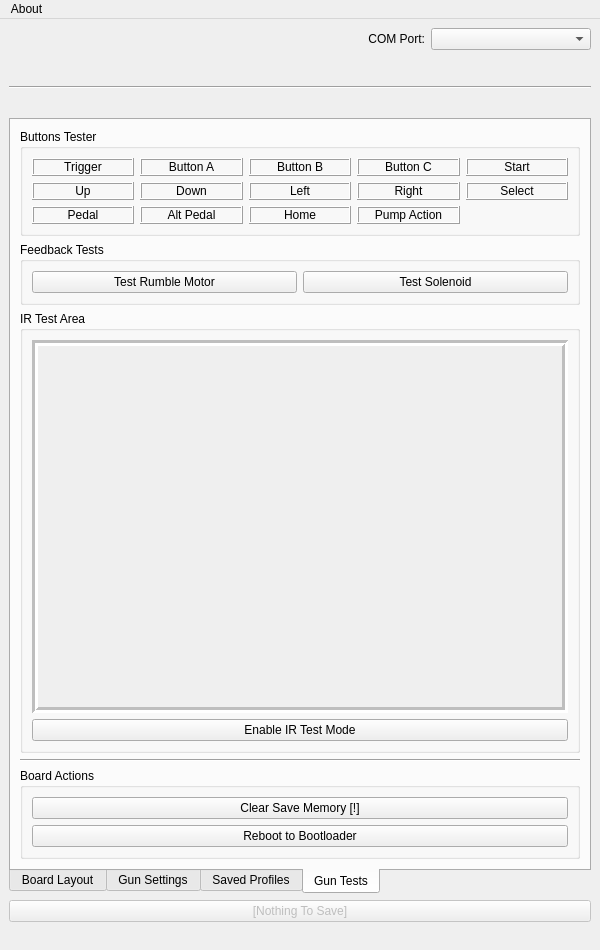
Before: the Qt Designer form guiwindow.ui in TeamOpenFIRE/OpenFIRE-App, drawn with Qt 5.
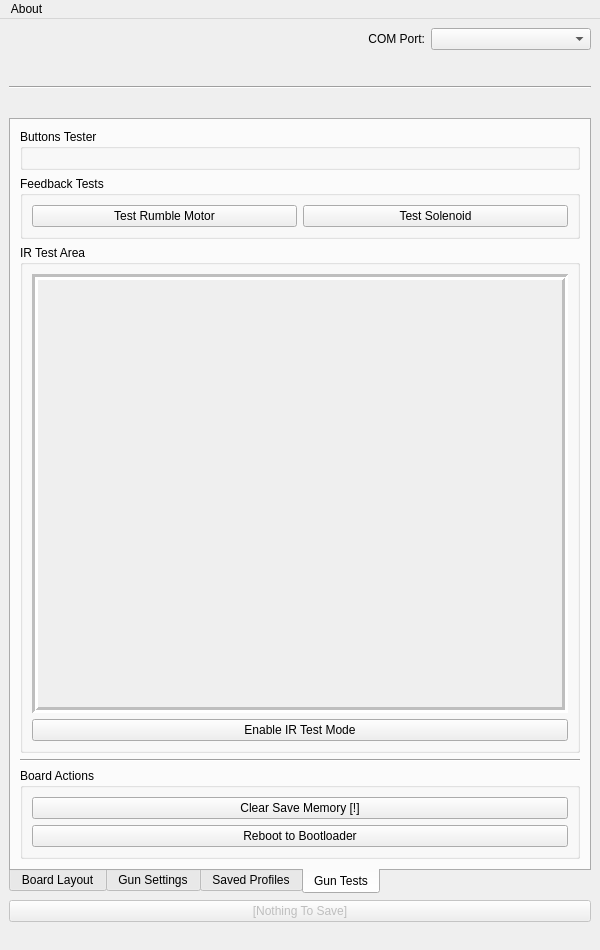
After: the same form once the commit is applied. The open tabs and pages were chosen to show the change. Icons and pictures are not drawn.

Commit message:
Ordering fixes, test tab changes
Disabled buttons are now shown as disabled upon load/save.
Temperature sensor and analog stick are now shown in test tab.
Temp sensor will update temperature when temp update is received, and the color will reflect that (green for good, orange for warning, red for danger).
Analog stick will update with loose relative position when it receives an analog update, represented by an arrow unicode glyph.

```diff
--- a/guiwindow.ui
+++ b/guiwindow.ui
@@ -1053,286 +1053,7 @@
           <property name="title">
            <string>Buttons Tester</string>
           </property>
-          <layout class="QGridLayout" name="gridLayout">
-           <item row="1" column="3">
-            <widget class="QLabel" name="btnGunRightLabel">
-             <property name="frameShape">
-              <enum>QFrame::Shape::Box</enum>
-             </property>
-             <property name="frameShadow">
-              <enum>QFrame::Shadow::Raised</enum>
-             </property>
-             <property name="text">
-              <string>Right</string>
-             </property>
-             <property name="textFormat">
-              <enum>Qt::TextFormat::RichText</enum>
-             </property>
-             <property name="alignment">
-              <set>Qt::AlignCenter</set>
-             </property>
-            </widget>
-           </item>
-           <item row="0" column="1">
-            <widget class="QLabel" name="btnALabel">
-             <property name="frameShape">
-              <enum>QFrame::Shape::Box</enum>
-             </property>
-             <property name="frameShadow">
-              <enum>QFrame::Shadow::Raised</enum>
-             </property>
-             <property name="text">
-              <string>Button A</string>
-             </property>
-             <property name="textFormat">
-              <enum>Qt::TextFormat::RichText</enum>
-             </property>
-             <property name="alignment">
-              <set>Qt::AlignCenter</set>
-             </property>
-            </widget>
-           </item>
-           <item row="1" column="0">
-            <widget class="QLabel" name="btnGunUpLabel">
-             <property name="frameShape">
-              <enum>QFrame::Shape::Box</enum>
-             </property>
-             <property name="frameShadow">
-              <enum>QFrame::Shadow::Raised</enum>
-             </property>
-             <property name="text">
-              <string>Up</string>
-             </property>
-             <property name="textFormat">
-              <enum>Qt::TextFormat::RichText</enum>
-             </property>
-             <property name="alignment">
-              <set>Qt::AlignCenter</set>
-             </property>
-             <property name="margin">
-              <number>5</number>
-             </property>
-            </widget>
-           </item>
-           <item row="0" column="3">
-            <widget class="QLabel" name="btnCLabel">
-             <property name="frameShape">
-              <enum>QFrame::Shape::Box</enum>
-             </property>
-             <property name="frameShadow">
-              <enum>QFrame::Shadow::Raised</enum>
-             </property>
-             <property name="text">
-              <string>Button C</string>
-             </property>
-             <property name="textFormat">
-              <enum>Qt::TextFormat::RichText</enum>
-             </property>
-             <property name="alignment">
-              <set>Qt::AlignCenter</set>
-             </property>
-            </widget>
-           </item>
-           <item row="0" column="0">
-            <widget class="QLabel" name="btnTriggerLabel">
-             <property name="enabled">
-              <bool>true</bool>
-             </property>
-             <property name="frameShape">
-              <enum>QFrame::Shape::Box</enum>
-             </property>
-             <property name="frameShadow">
-              <enum>QFrame::Shadow::Raised</enum>
-             </property>
-             <property name="text">
-              <string>Trigger</string>
-             </property>
-             <property name="textFormat">
-              <enum>Qt::TextFormat::RichText</enum>
-             </property>
-             <property name="alignment">
-              <set>Qt::AlignCenter</set>
-             </property>
-             <property name="margin">
-              <number>5</number>
-             </property>
-            </widget>
-           </item>
-           <item row="1" column="2">
-            <widget class="QLabel" name="btnGunLeftLabel">
-             <property name="frameShape">
-              <enum>QFrame::Shape::Box</enum>
-             </property>
-             <property name="frameShadow">
-              <enum>QFrame::Shadow::Raised</enum>
-             </property>
-             <property name="text">
-              <string>Left</string>
-             </property>
-             <property name="textFormat">
-              <enum>Qt::TextFormat::RichText</enum>
-             </property>
-             <property name="alignment">
-              <set>Qt::AlignCenter</set>
-             </property>
-            </widget>
-           </item>
-           <item row="1" column="1">
-            <widget class="QLabel" name="btnGunDownLabel">
-             <property name="frameShape">
-              <enum>QFrame::Shape::Box</enum>
-             </property>
-             <property name="frameShadow">
-              <enum>QFrame::Shadow::Raised</enum>
-             </property>
-             <property name="text">
-              <string>Down</string>
-             </property>
-             <property name="textFormat">
-              <enum>Qt::TextFormat::RichText</enum>
-             </property>
-             <property name="alignment">
-              <set>Qt::AlignCenter</set>
-             </property>
-            </widget>
-           </item>
-           <item row="0" column="2">
-            <widget class="QLabel" name="btnBLabel">
-             <property name="frameShape">
-              <enum>QFrame::Shape::Box</enum>
-             </property>
-             <property name="frameShadow">
-              <enum>QFrame::Shadow::Raised</enum>
-             </property>
-             <property name="text">
-              <string>Button B</string>
-             </property>
-             <property name="textFormat">
-              <enum>Qt::TextFormat::RichText</enum>
-             </property>
-             <property name="alignment">
-              <set>Qt::AlignCenter</set>
-             </property>
-            </widget>
-           </item>
-           <item row="0" column="4">
-            <widget class="QLabel" name="btnStartLabel">
-             <property name="frameShape">
-              <enum>QFrame::Shape::Box</enum>
-             </property>
-             <property name="frameShadow">
-              <enum>QFrame::Shadow::Raised</enum>
-             </property>
-             <property name="text">
-              <string>Start</string>
-             </property>
-             <property name="textFormat">
-              <enum>Qt::TextFormat::RichText</enum>
-             </property>
-             <property name="alignment">
-              <set>Qt::AlignCenter</set>
-             </property>
-            </widget>
-           </item>
-           <item row="1" column="4">
-            <widget class="QLabel" name="btnSelectLabel">
-             <property name="frameShape">
-              <enum>QFrame::Shape::Box</enum>
-             </property>
-             <property name="frameShadow">
-              <enum>QFrame::Shadow::Raised</enum>
-             </property>
-             <property name="text">
-              <string>Select</string>
-             </property>
-             <property name="textFormat">
-              <enum>Qt::TextFormat::RichText</enum>
-             </property>
-             <property name="alignment">
-              <set>Qt::AlignCenter</set>
-             </property>
-            </widget>
-           </item>
-           <item row="2" column="2">
-            <widget class="QLabel" name="btnHomeLabel">
-             <property name="frameShape">
-              <enum>QFrame::Shape::Box</enum>
-             </property>
-             <property name="frameShadow">
-              <enum>QFrame::Shadow::Raised</enum>
-             </property>
-             <property name="text">
-              <string>Home</string>
-             </property>
-             <property name="textFormat">
-              <enum>Qt::TextFormat::RichText</enum>
-             </property>
-             <property name="alignment">
-              <set>Qt::AlignCenter</set>
-             </property>
-            </widget>
-           </item>
-           <item row="2" column="3">
-            <widget class="QLabel" name="btnPumpLabel">
-             <property name="frameShape">
-              <enum>QFrame::Shape::Box</enum>
-             </property>
-             <property name="frameShadow">
-              <enum>QFrame::Shadow::Raised</enum>
-             </property>
-             <property name="text">
-              <string>Pump Action</string>
-             </property>
-             <property name="textFormat">
-              <enum>Qt::TextFormat::RichText</enum>
-             </property>
-             <property name="alignment">
-              <set>Qt::AlignCenter</set>
-             </property>
-            </widget>
-           </item>
-           <item row="2" column="0">
-            <widget class="QLabel" name="btnPedalLabel">
-             <property name="frameShape">
-              <enum>QFrame::Shape::Box</enum>
-             </property>
-             <property name="frameShadow">
-              <enum>QFrame::Shadow::Raised</enum>
-             </property>
-             <property name="text">
-              <string>Pedal</string>
-             </property>
-             <property name="textFormat">
-              <enum>Qt::TextFormat::RichText</enum>
-             </property>
-             <property name="alignment">
-              <set>Qt::AlignCenter</set>
-             </property>
-             <property name="margin">
-              <number>5</number>
-             </property>
-            </widget>
-           </item>
-           <item row="2" column="1">
-            <widget class="QLabel" name="btnPedal2Label">
-             <property name="frameShape">
-              <enum>QFrame::Shape::Box</enum>
-             </property>
-             <property name="frameShadow">
-              <enum>QFrame::Shadow::Raised</enum>
-             </property>
-             <property name="text">
-              <string>Alt Pedal</string>
-             </property>
-             <property name="textFormat">
-              <enum>Qt::TextFormat::RichText</enum>
-             </property>
-             <property name="alignment">
-              <set>Qt::AlignCenter</set>
-             </property>
-            </widget>
-           </item>
-          </layout>
+          <layout class="QGridLayout" name="buttonsTestLayout"/>
          </widget>
         </item>
         <item>
```
The commit also changes 3 other files.
